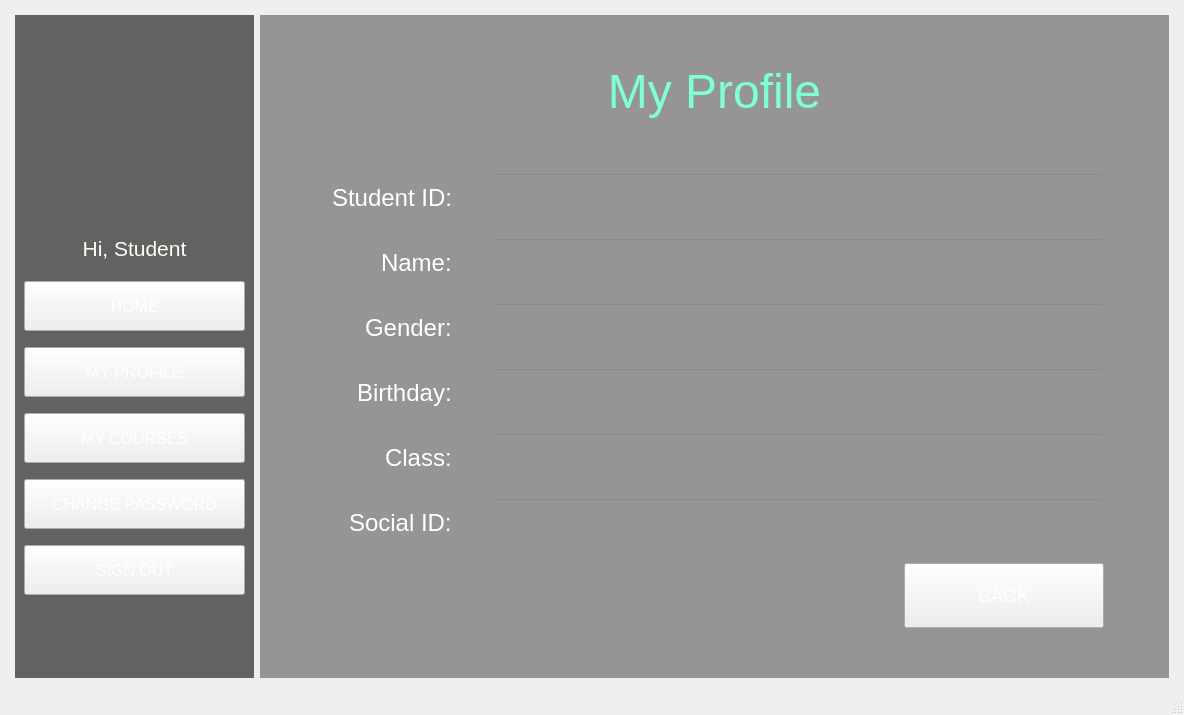
This is StudentManagementSystem/mainwindow.ui in BuhDuy256/Student-Management-GROUP6-KTLT-23CLC03 as Qt 5 draws it before an edit. The edited form follows.
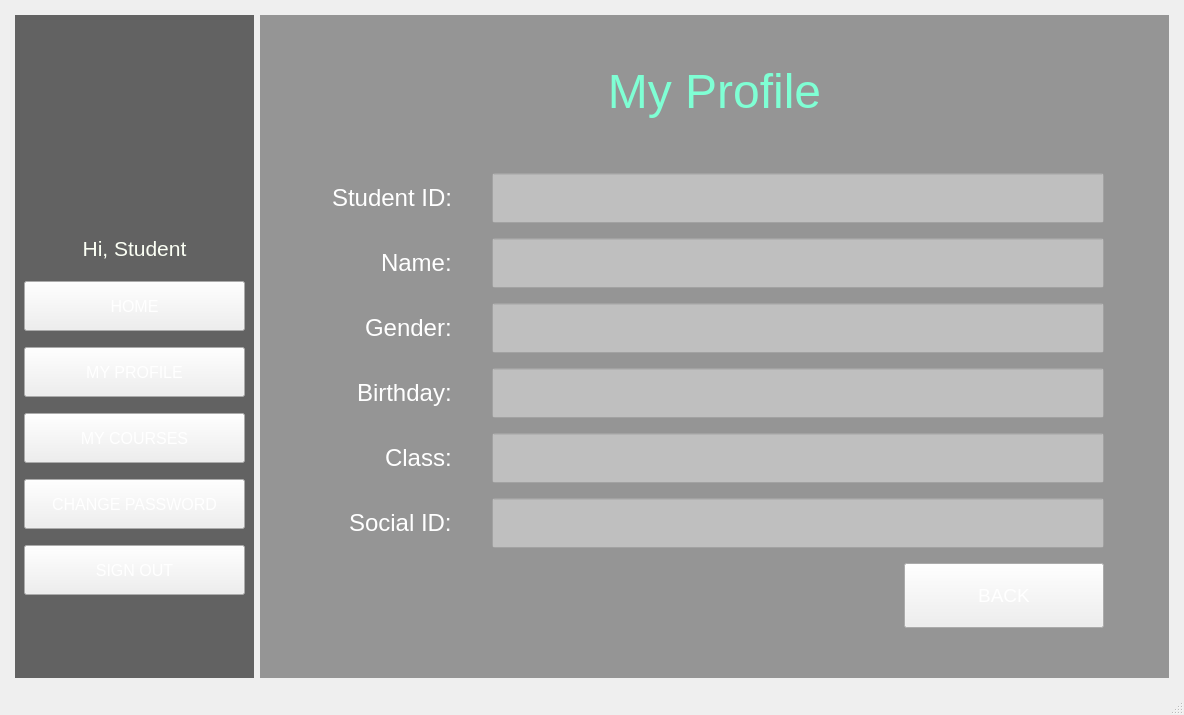
This is the edited form. The open tabs and pages were chosen to show the change. Icons and pictures are not drawn.

Commit message: Change background to transparent

Patch:
```diff
--- a/StudentManagementSystem/mainwindow.ui
+++ b/StudentManagementSystem/mainwindow.ui
@@ -846,8 +846,8 @@
                </font>
               </property>
               <property name="styleSheet">
-               <string notr="true">color: #FBFFF4;
-background-color: transparent;</string>
+               <string notr="true">color: #000000;
+background-color: rgba(255, 255, 255, 100)</string>
               </property>
               <property name="readOnly">
                <bool>true</bool>
@@ -946,8 +946,8 @@
                </font>
               </property>
               <property name="styleSheet">
-               <string notr="true">color: #FBFFF4;
-background-color: transparent;</string>
+               <string notr="true">color: #000000;
+background-color: rgba(255, 255, 255, 100)</string>
               </property>
               <property name="readOnly">
                <bool>true</bool>
@@ -998,8 +998,8 @@
                </font>
               </property>
               <property name="styleSheet">
-               <string notr="true">color: #FBFFF4;
-background-color: transparent;</string>
+               <string notr="true">color: #000000;
+background-color: rgba(255, 255, 255, 100)</string>
               </property>
               <property name="readOnly">
                <bool>true</bool>
@@ -1026,8 +1026,8 @@
                </font>
               </property>
               <property name="styleSheet">
-               <string notr="true">color: #FBFFF4;
-background-color: transparent;</string>
+               <string notr="true">color: #000000;
+background-color: rgba(255, 255, 255, 100)</string>
               </property>
               <property name="readOnly">
                <bool>true</bool>
@@ -1090,8 +1090,8 @@
                </font>
               </property>
               <property name="styleSheet">
-               <string notr="true">color: #FBFFF4;
-background-color: transparent;</string>
+               <string notr="true">color: #000000;
+background-color: rgba(255, 255, 255, 100)</string>
               </property>
               <property name="readOnly">
                <bool>true</bool>
@@ -1118,8 +1118,8 @@
                </font>
               </property>
               <property name="styleSheet">
-               <string notr="true">color: #FBFFF4;
-background-color: transparent;</string>
+               <string notr="true">color: #000000;
+background-color: rgba(255, 255, 255, 100)</string>
               </property>
               <property name="readOnly">
                <bool>true</bool>
```
Left out of the diff: 52 changed lines with no effect on the pictures.
